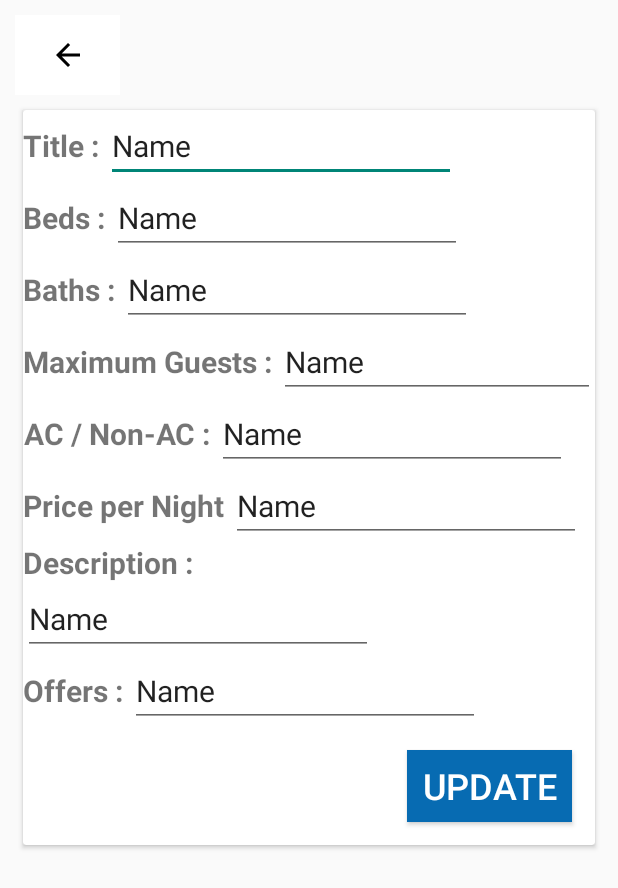
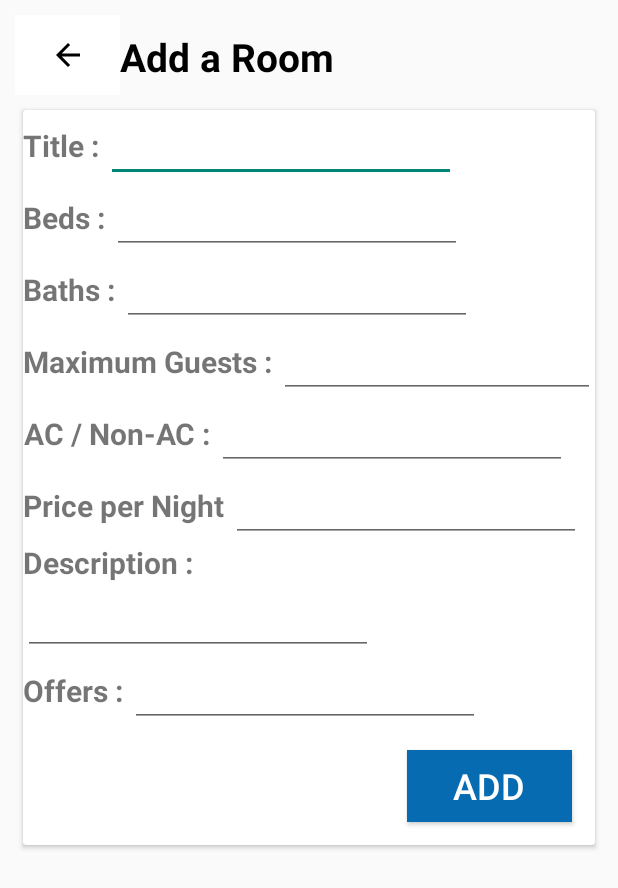
Before and after one commit to Wathmiv/Hotel-Management, an Android app: the Edit_Room_info_Activity screen opened directly, with no data from a screen before it, on a phone screen of 412 x 824 dp. Shown: the top 888 px of the screen. Run offline under Robolectric (Android 15) with nearby library versions, the light colour scheme and no system bars; our stand-ins replace Firebase (no records; nobody signed in at launch, a user with empty details on screens opened directly).

Commit message:
new room adding and room info updating

```diff
--- /dev/null
+++ b/app/src/main/res/drawable/add_icon.xml
@@ -0,0 +1,5 @@
+<vector android:height="24dp" android:tint="#076BB2"
+    android:viewportHeight="24" android:viewportWidth="24"
+    android:width="24dp" xmlns:android="http://schemas.android.com/apk/res/android">
+    <path android:fillColor="@android:color/white" android:pathData="M12,2C6.48,2 2,6.48 2,12s4.48,10 10,10 10,-4.48 10,-10S17.52,2 12,2zM17,13h-4v4h-2v-4L7,13v-2h4L11,7h2v4h4v2z"/>
+</vector>
--- a/app/src/main/res/layout/activity_edit_room_info.xml
+++ b/app/src/main/res/layout/activity_edit_room_info.xml
@@ -11,7 +11,8 @@
         android:id="@+id/linearLayout1"
         android:layout_width="match_parent"
         android:layout_height="wrap_content"
-        android:orientation="horizontal">
+        android:orientation="horizontal"
+        android:layout_margin="10dp">
 
         <ImageButton
             android:id="@+id/imageButton"
@@ -19,7 +20,18 @@
             android:layout_height="53dp"
             android:background="@color/white"
             app:srcCompat="@drawable/go_back_icon"
-            android:layout_margin="10dp"/>
+            />
+
+        <TextView
+            android:id="@+id/addOrEdit"
+            android:layout_width="wrap_content"
+            android:layout_height="wrap_content"
+            android:text="Add a Room"
+            android:textSize="26sp"
+            android:textStyle="bold"
+            android:layout_marginTop="10dp"
+            android:textColor="@color/black"
+            />
 
     </LinearLayout>
 
@@ -55,7 +67,7 @@
                     android:layout_height="wrap_content"
                     android:ems="10"
                     android:inputType="text"
-                    android:text="Name"
+                    android:text=""
                     android:textSize="20sp" />
             </LinearLayout>
 
@@ -78,7 +90,7 @@
                     android:layout_height="wrap_content"
                     android:ems="10"
                     android:inputType="text"
-                    android:text="Name"
+                    android:text=""
                     android:textSize="20sp" />
 
             </LinearLayout>
@@ -102,7 +114,7 @@
                     android:layout_height="wrap_content"
                     android:ems="10"
                     android:inputType="text"
-                    android:text="Name"
+                    android:text=""
                     android:textSize="20sp" />
             </LinearLayout>
 
@@ -125,7 +137,7 @@
                     android:layout_height="wrap_content"
                     android:ems="10"
                     android:inputType="text"
-                    android:text="Name"
+                    android:text=""
                     android:textSize="20sp" />
             </LinearLayout>
 
@@ -148,7 +160,7 @@
                     android:layout_height="wrap_content"
                     android:ems="10"
                     android:inputType="text"
-                    android:text="Name"
+                    android:text=""
                     android:textSize="20sp" />
             </LinearLayout>
 
@@ -171,7 +183,7 @@
                     android:layout_height="wrap_content"
                     android:ems="10"
                     android:inputType="text"
-                    android:text="Name"
+                    android:text=""
                     android:textSize="20sp" />
             </LinearLayout>
 
@@ -194,7 +206,7 @@
                     android:layout_height="wrap_content"
                     android:ems="10"
                     android:inputType="text"
-                    android:text="Name"
+                    android:text=""
                     android:textSize="20sp" />
             </LinearLayout>
 
@@ -217,7 +229,7 @@
                     android:layout_height="wrap_content"
                     android:ems="10"
                     android:inputType="text"
-                    android:text="Name"
+                    android:text=""
                     android:textSize="20sp" />
             </LinearLayout>
 
@@ -230,7 +242,7 @@
                 android:layout_margin="15dp"
                 android:background="@color/colorLightAccent"
                 android:textColor="@color/white"
-                android:text="Update" />
+                android:text="Add" />
 
 
         </LinearLayout>
--- a/app/src/main/res/layout/room_tile.xml
+++ b/app/src/main/res/layout/room_tile.xml
@@ -1,7 +1,7 @@
 <?xml version="1.0" encoding="utf-8"?>
 <androidx.cardview.widget.CardView
     xmlns:android="http://schemas.android.com/apk/res/android"
-    android:layout_width="wrap_content"
+    android:layout_width="match_parent"
     android:layout_height="120dp"
     android:layout_margin="16dp">
 
```
Also changed, not shown: app/src/main/AndroidManifest.xml (+4 -3 lines), app/src/main/java/com/example/myapplication/Edit_Room_info_Activity.java (+66 -27 lines), app/src/main/java/com/example/myapplication/Room_info_Activity.java (+14 -3 lines), app/src/main/java/com/example/myapplication/fragments/Room_fragment.java (+11 -0 lines), app/src/main/res/layout/fragment_room_fragment.xml (+12 -0 lines).
